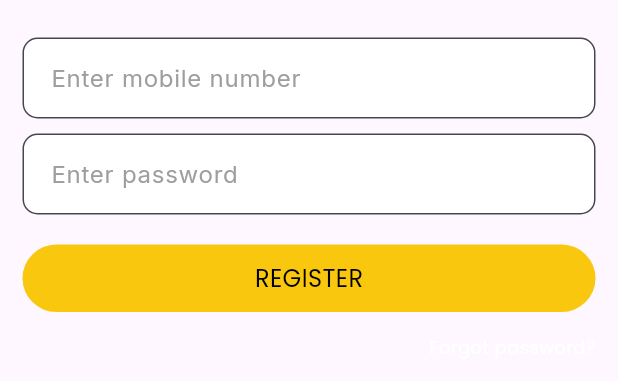
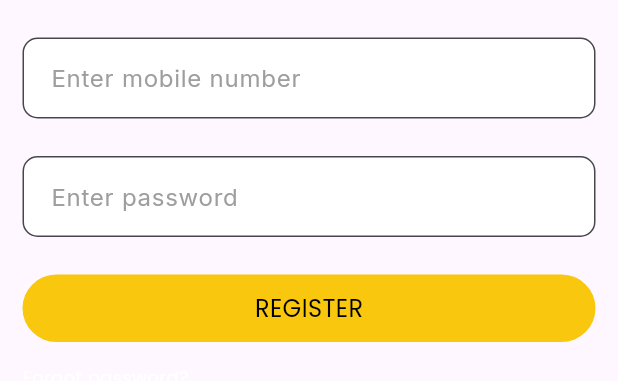
Before and after one commit to kenxsantos/AcePlus, a Flutter app: the RegisterForm widget shown alone on an empty page, opened directly, on a phone screen of 412 x 824 dp. Shown: the top 381 px of the screen. Run offline on Flutter 3.47's test engine with Material 3 defaults, Android fonts, the phone set to English and light mode, and no system bars; our stand-ins replace equatable, flutter_bloc, go_router, google_fonts, hive, hive_flutter and 1 more; accounts and stored records are empty.

Commit message:
update register form

```diff
--- a/lib/features/card_game/presentation/auth_dialog/widgets/register_form.dart
+++ b/lib/features/card_game/presentation/auth_dialog/widgets/register_form.dart
@@ -30,7 +30,9 @@ class _RegisterFormState extends State<RegisterForm> {
     super.initState();
 
     mobileNumberController.addListener(() {
-      final mobileNumberErrorText = validateMobileNumber(mobileNumberController.text.trim());
+      final mobileNumberErrorText = validateMobileNumber(
+        mobileNumberController.text.trim(),
+      );
       mobileNumberError.value = mobileNumberErrorText;
     });
 
@@ -54,8 +56,6 @@ class _RegisterFormState extends State<RegisterForm> {
           messageColor = Colors.green;
           mobileNumberController.clear();
           passwordController.clear();
-          mobileNumberError.value = null;
-          passwordError.value = null;
         } else if (state is AuthError) {
           message = state.message;
           messageColor = Colors.red;
@@ -65,40 +65,57 @@ class _RegisterFormState extends State<RegisterForm> {
           padding: EdgeInsets.all(15),
           child: Column(
             mainAxisSize: MainAxisSize.min,
-            crossAxisAlignment: CrossAxisAlignment.end,
+            crossAxisAlignment: CrossAxisAlignment.start,
             children: [
               if (message != null)
-                MessageDisplay(
-                  message: message,
-                  messageColor: messageColor!,
-                ),
+                MessageDisplay(message: message, messageColor: messageColor!),
+              Column(
+                crossAxisAlignment: CrossAxisAlignment.start,
+                children: [
                   AuthTextfield(
                     controller: mobileNumberController,
                     hintText: Str().enterMobileNumber,
                     obscureText: false,
                   ),
+                  SizedBox(height: 5), // Add spacing
                   ValueListenableBuilder<String?>(
                     valueListenable: mobileNumberError,
                     builder: (context, error, child) {
                       if (error != null) {
-                    return InputErrorText(error: error);
+                        return Align(
+                          alignment: Alignment.centerRight,
+                          child: InputErrorText(error: error),
+                        );
                       }
                       return SizedBox.shrink();
                     },
                   ),
+                ],
+              ),
+              SizedBox(height: 10),
+              Column(
+                crossAxisAlignment: CrossAxisAlignment.start,
+                children: [
                   AuthTextfield(
                     controller: passwordController,
                     hintText: Str().enterPass,
                     obscureText: true,
                   ),
+                  SizedBox(height: 5), // Add spacing
                   ValueListenableBuilder<String?>(
                     valueListenable: passwordError,
                     builder: (context, error, child) {
                       if (error != null) {
-                    return InputErrorText(error: error);
+                        return Align(
+                          alignment: Alignment.centerRight,
+                          // Align error to the right
+                          child: InputErrorText(error: error),
+                        );
                       }
                       return SizedBox.shrink();
                     },
+                  ),
+                ],
               ),
               SizedBox(height: 10),
               SolidButton(
@@ -112,9 +129,13 @@ class _RegisterFormState extends State<RegisterForm> {
                   mobileNumberError.value = validateMobileNumber(mobileNumber);
                   passwordError.value = validatePassword(password);
 
-                  if (mobileNumberError.value == null && passwordError.value == null) {
+                  if (mobileNumberError.value == null &&
+                      passwordError.value == null) {
                     if (mobileNumber.isNotEmpty && password.isNotEmpty) {
-                      final auth = Auth(mobileNumber: mobileNumber, password: password);
+                      final auth = Auth(
+                        mobileNumber: mobileNumber,
+                        password: password,
+                      );
                       context.read<AuthBloc>().add(AddAuth(auth));
                     }
                   } else {
```
Lines whose indentation alone changed are shown as unchanged.
